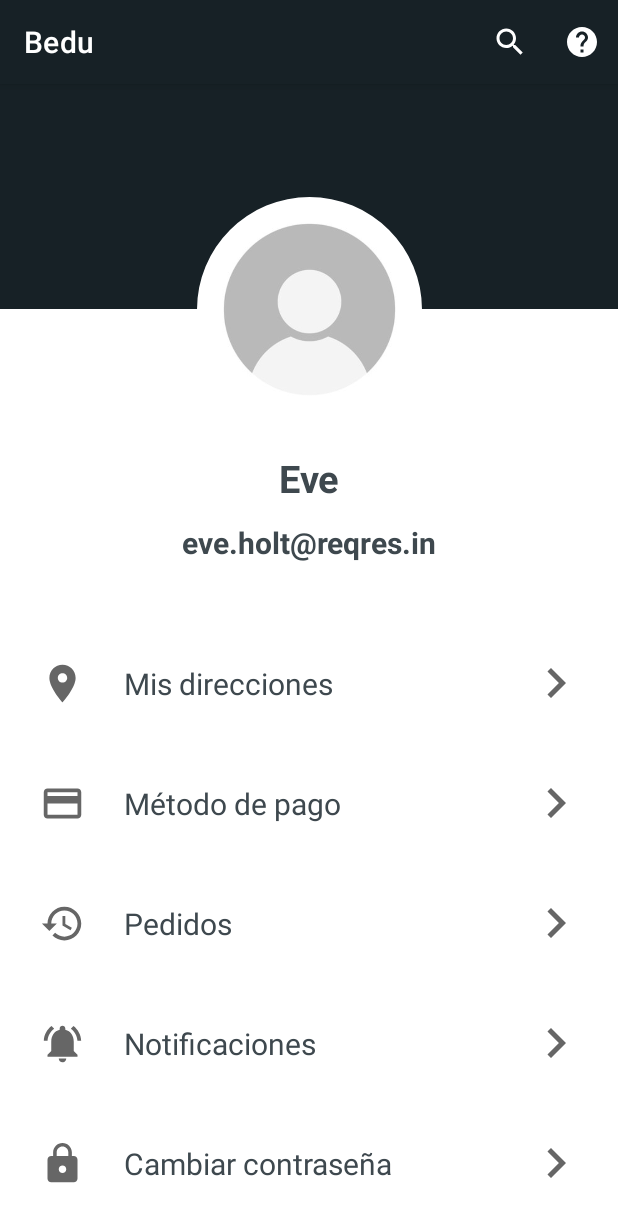
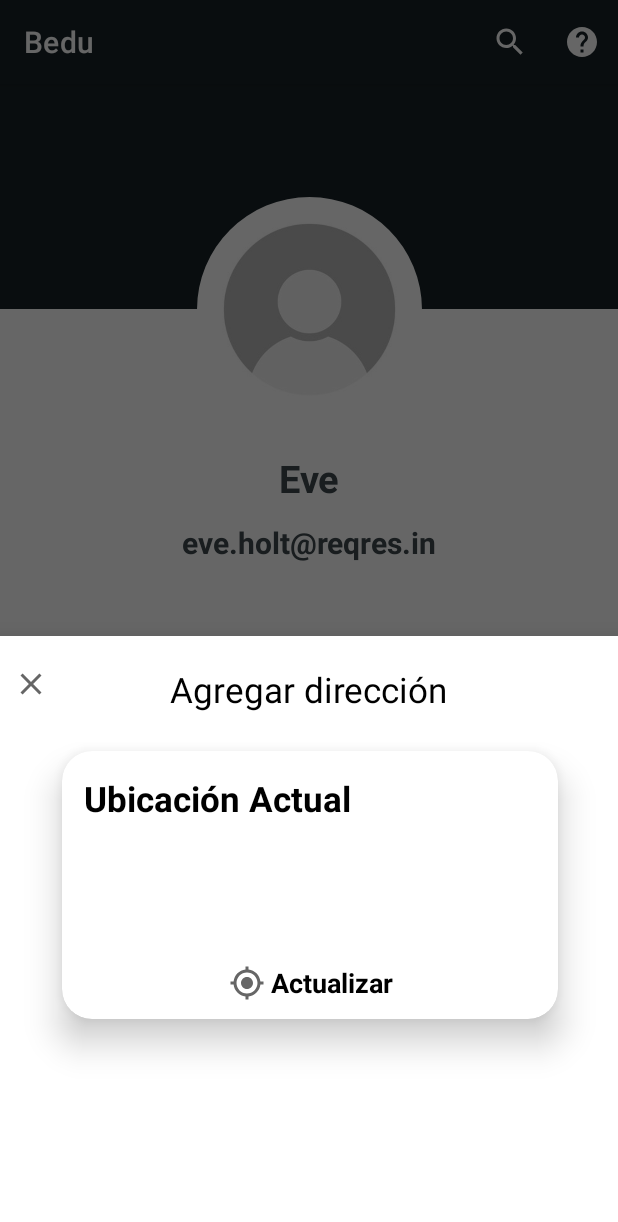
Before and after one commit to ginona/bedu-kotlin-adv, an Android app: the ProfileFragment screen opened through its navigation route, after a tap on "Mis direcciones", on a phone screen of 412 x 824 dp. Shown: the top 1222 px of the screen. Run offline under Robolectric (Android 15) with nearby library versions, the phone set to English and light mode, and no system bars; our stand-ins replace navigation-ui; libraries missing offline, so code that uses them is left out: coil.api.load; pictures from the network do not load; 1 statement that could not run was skipped.

Commit message:
Adding address

```diff
--- a/app/build.gradle
+++ b/app/build.gradle
@@ -49,11 +49,16 @@ dependencies {
     implementation "androidx.navigation:navigation-ui-ktx:2.3.5"
     implementation 'com.google.android.gms:play-services-tasks:17.2.1'
     implementation 'com.google.code.gson:gson:2.8.8'
+
     implementation 'com.squareup.retrofit2:converter-gson:2.9.0'
     implementation("com.squareup.okhttp3:okhttp:4.9.0")
     implementation"io.coil-kt:coil:0.11.0"
+    implementation 'org.jetbrains.kotlinx:kotlinx-coroutines-android:1.4.1'
+
     testImplementation 'junit:junit:4.+'
     androidTestImplementation 'androidx.test.ext:junit:1.1.3'
     androidTestImplementation 'androidx.test.espresso:espresso-core:3.4.0'
     api 'com.google.android.material:material:1.5.0-alpha04'
+
+    implementation 'com.google.android.gms:play-services-location:18.0.0'
 }
--- a/app/src/main/java/com/gino/projectbedu/adapters/ElementsAdapter.kt
+++ b/app/src/main/java/com/gino/projectbedu/adapters/ElementsAdapter.kt
@@ -14,7 +14,7 @@ import com.gino.projectbedu.domain.Element
  */
 class ElementsAdapter(
     private val elements: List<Element>,
-    private val click_listener: () -> Unit
+    private val click_listener: (String) -> Unit
     ): RecyclerView.Adapter<ElementsAdapter.ViewHolder>() {
 
 
@@ -29,7 +29,7 @@ class ElementsAdapter(
         holder.bind(currentElement)
 
         holder.itemView.setOnClickListener{
-            click_listener()
+            click_listener(currentElement.name)
         }
     }
 
--- a/app/src/main/java/com/gino/projectbedu/domain/User.kt
+++ /dev/null
@@ -1,5 +0,0 @@
-package com.gino.projectbedu.domain
-
-data class User(val data: Data){
-    data class Data(val email:String,val first_name:String,val avatar:String)
-}
--- /dev/null
+++ b/app/src/main/java/com/gino/projectbedu/fragments/AddressFragment.kt
@@ -0,0 +1,117 @@
+package com.gino.projectbedu.fragments
+
+import android.Manifest
+import android.annotation.SuppressLint
+import android.content.Context
+import android.content.SharedPreferences
+import android.content.pm.PackageManager
+import android.location.Geocoder
+import android.location.LocationManager
+import android.os.Bundle
+import android.view.LayoutInflater
+import android.view.View
+import android.view.ViewGroup
+import android.widget.Button
+import android.widget.ImageView
+import android.widget.TextView
+import androidx.core.app.ActivityCompat
+import com.gino.projectbedu.R
+import com.google.android.gms.location.FusedLocationProviderClient
+import com.google.android.gms.location.LocationServices
+import com.google.android.material.bottomsheet.BottomSheetDialogFragment
+import java.util.*
+
+class AddressFragment :  BottomSheetDialogFragment() {
+
+    private lateinit var btnCloseDirection : ImageView
+    private lateinit var btnUpdateAddress : Button
+    private lateinit var tvMyDirection: TextView
+    private lateinit var tvDirection1 : TextView
+    private lateinit var tvDirection2 : TextView
+    private var sharedPreferences: SharedPreferences? = null
+    lateinit var mFusedLocationClient: FusedLocationProviderClient
+    private val PERMISSION_ID = 33
+
+    override fun onCreateView(
+        inflater: LayoutInflater, container: ViewGroup?,
+        savedInstanceState: Bundle?
+    ): View? {
+        return inflater.inflate(R.layout.fragment_address, container, false)
+    }
+
+    override fun onViewCreated(view: View, savedInstanceState: Bundle?) {
+        super.onViewCreated(view, savedInstanceState)
+
+        sharedPreferences = this.activity?.getSharedPreferences("org.bedu.sharedpreferences", Context.MODE_PRIVATE)
+        mFusedLocationClient = LocationServices.getFusedLocationProviderClient(requireActivity())
+
+        btnCloseDirection = view.findViewById(R.id.btnCloseDirection)
+        btnUpdateAddress = view.findViewById(R.id.btnUpdateAddress)
+        tvMyDirection = view.findViewById(R.id.tvMyDirection)
+        tvDirection1 = view.findViewById(R.id.tvDirection1)
+        tvDirection2 = view.findViewById(R.id.tvDirection2)
+
+        //Setting shared preferences
+        tvMyDirection.text = sharedPreferences?.getString("MY_ADDRESS","")
+        tvDirection1.text = sharedPreferences?.getString("OLD_ADDRESS1","")
+        tvDirection2.text = sharedPreferences?.getString("OLD_ADDRESS2","")
+
+        btnCloseDirection.setOnClickListener {
+            dismiss()
+        }
+
+        btnUpdateAddress.setOnClickListener {
+            getLocation()
+        }
+
+    }
+
+    @SuppressLint("MissingPermission")
+    private fun getLocation() {
+        if (checkPermissions()) {
+            if (isLocationEnabled()) {
+
+                mFusedLocationClient.lastLocation.addOnSuccessListener(requireActivity()) { location ->
+
+                    val geocoder = Geocoder(requireContext(), Locale.getDefault())
+                    val addresses  = location.latitude.let {
+                        geocoder.getFromLocation(it.toDouble(), location.longitude.toDouble(),1)
+                    }
+                    val actualAddress = addresses?.get(0)?.getAddressLine(0)
+                    if(tvMyDirection.text.toString() != actualAddress){
+                        tvDirection2.text = tvDirection1.text.toString()
+                        tvDirection1.text = tvMyDirection.text.toString()
+                        tvMyDirection.text = actualAddress
+                        sharedPreferences?.edit()
+                            ?.putString("MY_ADDRESS",tvMyDirection.text.toString())
+                            ?.putString("OLD_ADDRESS1",tvDirection1.text.toString())
+                            ?.putString("OLD_ADDRESS2",tvDirection2.text.toString())
+                            ?.apply()
+                    }
+                }
+            }
+        } else{
+            //Asking for permissions
+            ActivityCompat.requestPermissions(
+                requireActivity(),
+                arrayOf(Manifest.permission.ACCESS_COARSE_LOCATION, Manifest.permission.ACCESS_FINE_LOCATION),
+                PERMISSION_ID
+            )
+        }
+    }
+
+    private fun isLocationEnabled(): Boolean {
+        val locationManager: LocationManager = requireActivity().getSystemService(Context.LOCATION_SERVICE) as LocationManager
+        return locationManager.isProviderEnabled(LocationManager.GPS_PROVIDER) || locationManager.isProviderEnabled(
+            LocationManager.NETWORK_PROVIDER
+        )
+    }
+
+    private fun checkPermissions(): Boolean {
+        return checkGranted(Manifest.permission.ACCESS_COARSE_LOCATION) && checkGranted(Manifest.permission.ACCESS_FINE_LOCATION)
+    }
+
+    private fun checkGranted(permission: String): Boolean{
+        return ActivityCompat.checkSelfPermission(requireContext(), permission) == PackageManager.PERMISSION_GRANTED
+    }
+}
--- a/app/src/main/java/com/gino/projectbedu/fragments/LoginFragment.kt
+++ b/app/src/main/java/com/gino/projectbedu/fragments/LoginFragment.kt
@@ -129,7 +129,6 @@ class LoginFragment : Fragment() {
                                 .setAction(snackbarText) {}.show()
                         }
                     }
-
                 })
     }
 }
--- a/app/src/main/java/com/gino/projectbedu/fragments/ProfileElementsFragment.kt
+++ b/app/src/main/java/com/gino/projectbedu/fragments/ProfileElementsFragment.kt
@@ -19,5 +19,4 @@ class ProfileElements : Fragment() {
     ): View? {
         return inflater.inflate(R.layout.fragment_profile_elements, container, false)
     }
-
 }
--- a/app/src/main/java/com/gino/projectbedu/fragments/ProfileFragment.kt
+++ b/app/src/main/java/com/gino/projectbedu/fragments/ProfileFragment.kt
@@ -39,9 +39,8 @@ class ProfileFragment : Fragment() {
         userName = view.findViewById(R.id.user_name)
         userPhoto = view.findViewById(R.id.profile_image)
         userEmail = view.findViewById(R.id.user_email)
-        val clickListener: () -> Unit = {}
 
-        recycler.adapter = ElementsAdapter(getProfileElements(), clickListener)
+        recycler.adapter = ElementsAdapter(getProfileElements(), getElementsListener())
         recycler.layoutManager = LinearLayoutManager(activity)
 
         sharedPreferences =
@@ -65,4 +64,16 @@ class ProfileFragment : Fragment() {
             Element("Cambiar contraseña",R.drawable.lock)
         )
     }
+
+    private fun getElementsListener(): (String) -> Unit {
+        return {
+            when (it) {
+                "Mis direcciones" -> {
+                    val addressFragment = AddressFragment()
+                    addressFragment.show(parentFragmentManager, "fragment")
+                }
+                else -> {}
+            }
+        }
+    }
 }
--- /dev/null
+++ b/app/src/main/res/drawable/close.xml
@@ -0,0 +1,10 @@
+<vector xmlns:android="http://schemas.android.com/apk/res/android"
+    android:width="24dp"
+    android:height="24dp"
+    android:viewportWidth="24"
+    android:viewportHeight="24"
+    android:tint="?attr/colorControlNormal">
+  <path
+      android:fillColor="@android:color/white"
+      android:pathData="M19,6.41L17.59,5 12,10.59 6.41,5 5,6.41 10.59,12 5,17.59 6.41,19 12,13.41 17.59,19 19,17.59 13.41,12z"/>
+</vector>
--- /dev/null
+++ b/app/src/main/res/drawable/my_location.xml
@@ -0,0 +1,10 @@
+<vector xmlns:android="http://schemas.android.com/apk/res/android"
+    android:width="24dp"
+    android:height="24dp"
+    android:viewportWidth="24"
+    android:viewportHeight="24"
+    android:tint="?attr/colorControlNormal">
+  <path
+      android:fillColor="@android:color/white"
+      android:pathData="M12,8c-2.21,0 -4,1.79 -4,4s1.79,4 4,4 4,-1.79 4,-4 -1.79,-4 -4,-4zM20.94,11c-0.46,-4.17 -3.77,-7.48 -7.94,-7.94L13,1h-2v2.06C6.83,3.52 3.52,6.83 3.06,11L1,11v2h2.06c0.46,4.17 3.77,7.48 7.94,7.94L11,23h2v-2.06c4.17,-0.46 7.48,-3.77 7.94,-7.94L23,13v-2h-2.06zM12,19c-3.87,0 -7,-3.13 -7,-7s3.13,-7 7,-7 7,3.13 7,7 -3.13,7 -7,7z"/>
+</vector>
--- /dev/null
+++ b/app/src/main/res/layout/fragment_address.xml
@@ -0,0 +1,143 @@
+<?xml version="1.0" encoding="utf-8"?>
+<androidx.constraintlayout.widget.ConstraintLayout xmlns:android="http://schemas.android.com/apk/res/android"
+    xmlns:app="http://schemas.android.com/apk/res-auto"
+    xmlns:tools="http://schemas.android.com/tools"
+    android:layout_width="match_parent"
+    android:layout_height="match_parent"
+    tools:context="fragments.AddressFragment">
+
+
+    <TextView
+        android:id="@+id/tvAddressTitle"
+        android:layout_width="wrap_content"
+        android:layout_height="wrap_content"
+        android:layout_marginTop="20dp"
+        android:text="@string/add_address"
+        android:textColor="@color/black"
+        android:textSize="23sp"
+        android:textStyle="normal"
+        app:layout_constraintEnd_toEndOf="parent"
+        app:layout_constraintHorizontal_bias="0.5"
+        app:layout_constraintStart_toStartOf="parent"
+        app:layout_constraintTop_toTopOf="parent" />
+
+    <androidx.cardview.widget.CardView
+        android:id="@+id/cardView"
+        android:layout_width="0dp"
+        android:layout_height="wrap_content"
+        android:layout_marginTop="25dp"
+        app:cardCornerRadius="20dp"
+        app:cardElevation="14dp"
+        app:layout_constraintEnd_toStartOf="@+id/guideline7"
+        app:layout_constraintStart_toStartOf="@+id/guideline8"
+        app:layout_constraintTop_toBottomOf="@+id/tvAddressTitle">
+
+        <androidx.constraintlayout.widget.ConstraintLayout
+            android:layout_width="match_parent"
+            android:layout_height="wrap_content">
+
+            <TextView
+                android:id="@+id/tvAddressCardTitle"
+                android:layout_width="wrap_content"
+                android:layout_height="wrap_content"
+                android:layout_marginTop="16dp"
+                android:text="@string/my_location"
+                android:textColor="@color/black"
+                android:textSize="23sp"
+                android:textStyle="bold"
+                app:layout_constraintStart_toStartOf="@+id/guideline9"
+                app:layout_constraintTop_toTopOf="parent" />
+
+            <TextView
+                android:id="@+id/tvMyDirection"
+                android:layout_width="308dp"
+                android:layout_height="43dp"
+                android:layout_marginTop="20dp"
+                android:textColor="@color/black"
+                android:textSize="23sp"
+                android:textStyle="normal"
+                app:layout_constraintEnd_toEndOf="parent"
+                app:layout_constraintHorizontal_bias="0.0"
+                app:layout_constraintStart_toStartOf="@+id/guideline9"
+                app:layout_constraintTop_toBottomOf="@+id/tvAddressCardTitle" />
+
+            <androidx.constraintlayout.widget.Guideline
+                android:id="@+id/guideline9"
+                android:layout_width="wrap_content"
+                android:layout_height="wrap_content"
+                android:orientation="vertical"
+                app:layout_constraintGuide_begin="15dp" />
+
+            <Button
+                android:id="@+id/btnUpdateAddress"
+                style="@style/Widget.MaterialComponents.Button.TextButton"
+                android:layout_width="wrap_content"
+                android:layout_height="wrap_content"
+                android:layout_marginTop="20dp"
+                android:drawableLeft="@drawable/my_location"
+                android:text="@string/update"
+                android:textAppearance="@style/TextAppearance.AppCompat.Body1"
+                android:textColor="@color/black"
+                android:textSize="18sp"
+                android:textStyle="bold"
+                app:layout_constraintEnd_toEndOf="parent"
+                app:layout_constraintHorizontal_bias="0.502"
+                app:layout_constraintStart_toStartOf="parent"
+                app:layout_constraintTop_toBottomOf="@+id/tvMyDirection" />
+
+
+        </androidx.constraintlayout.widget.ConstraintLayout>
+
+
+    </androidx.cardview.widget.CardView>
+
+    <androidx.constraintlayout.widget.Guideline
+        android:id="@+id/guideline7"
+        android:layout_width="wrap_content"
+        android:layout_height="wrap_content"
+        android:orientation="vertical"
+        app:layout_constraintGuide_percent="0.9026764" />
+
+    <androidx.constraintlayout.widget.Guideline
+        android:id="@+id/guideline8"
+        android:layout_width="wrap_content"
+        android:layout_height="wrap_content"
+        android:orientation="vertical"
+        app:layout_constraintGuide_percent="0.1" />
+
+    <ImageView
+        android:id="@+id/btnCloseDirection"
+        android:layout_width="0dp"
+        android:layout_height="wrap_content"
+        android:layout_marginTop="20dp"
+        android:src="@drawable/close"
+        app:layout_constraintEnd_toStartOf="@+id/guideline8"
+        app:layout_constraintStart_toStartOf="parent"
+        app:layout_constraintTop_toTopOf="parent"/>
+
+    <TextView
+        android:id="@+id/tvDirection1"
+        android:layout_width="0dp"
+        android:layout_height="wrap_content"
+        android:textSize="20sp"
+        android:textStyle="normal"
+        android:layout_marginTop="30dp"
+        app:layout_constraintEnd_toStartOf="@+id/guideline7"
+        app:layout_constraintStart_toStartOf="@+id/guideline8"
+        app:layout_constraintTop_toBottomOf="@+id/cardView" />
+
+    <TextView
+        android:id="@+id/tvDirection2"
+        android:layout_width="0dp"
+        android:layout_height="wrap_content"
+        android:textSize="20sp"
+        android:textStyle="normal"
+        android:layout_marginTop="30dp"
+        android:layout_marginBottom="30dp"
+        app:layout_constraintBottom_toBottomOf="parent"
+        app:layout_constraintEnd_toStartOf="@+id/guideline7"
+        app:layout_constraintStart_toStartOf="@+id/guideline8"
+        app:layout_constraintTop_toBottomOf="@+id/tvDirection1" />
+
+
+</androidx.constraintlayout.widget.ConstraintLayout>
--- a/app/src/main/res/values/strings.xml
+++ b/app/src/main/res/values/strings.xml
@@ -27,4 +27,7 @@
     <string name="test_mail">test@test.com</string>
     <string name="my_directions">Mis direcciones</string>
     <string name="logout">Cerrar sesión</string>
+    <string name="add_address">Agregar dirección</string>
+    <string name="my_location">Ubicación Actual</string>
+    <string name="update">Actualizar</string>
 </resources>
```
